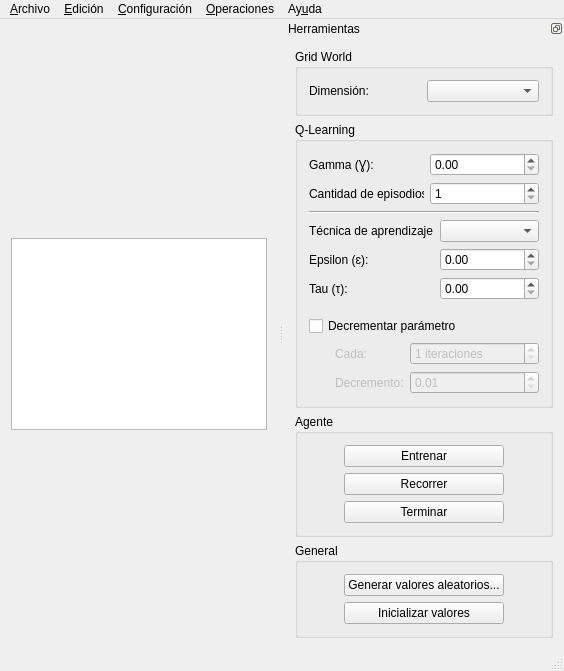
ssebastianj/ia2013-tpi-rl, file gui/qt/IA2013TPIRLGUI/mainwindow.ui: the form before one commit.
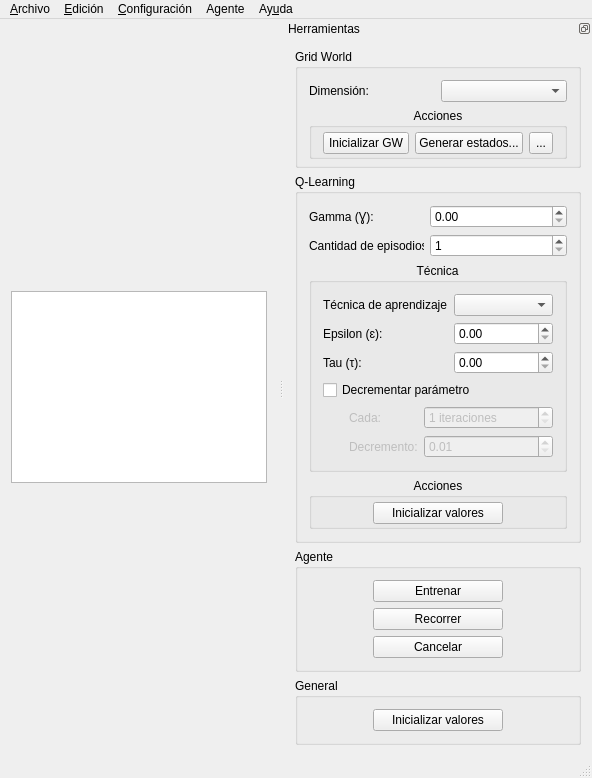
The form after the commit.

Diff of the .ui file:
```diff
--- a/gui/qt/IA2013TPIRLGUI/mainwindow.ui
+++ b/gui/qt/IA2013TPIRLGUI/mainwindow.ui
@@ -7,8 +7,8 @@
    <rect>
     <x>0</x>
     <y>0</y>
-    <width>531</width>
-    <height>624</height>
+    <width>559</width>
+    <height>700</height>
    </rect>
   </property>
   <property name="windowTitle">
@@ -86,7 +86,7 @@
     <rect>
      <x>0</x>
      <y>0</y>
-     <width>531</width>
+     <width>559</width>
      <height>21</height>
     </rect>
    </property>
@@ -109,7 +109,7 @@
    </widget>
    <widget class="QMenu" name="menuOperaciones">
     <property name="title">
-     <string>&amp;Operaciones</string>
+     <string>Agente</string>
     </property>
     <addaction name="actionGenValAleatorios"/>
     <addaction name="actionEntrenar"/>
@@ -161,6 +161,73 @@
         <string>Grid World</string>
        </property>
        <layout class="QGridLayout" name="gridLayout">
+        <property name="bottomMargin">
+         <number>6</number>
+        </property>
+        <item row="1" column="0">
+         <widget class="QGroupBox" name="groupBox_5">
+          <property name="title">
+           <string>Acciones</string>
+          </property>
+          <property name="alignment">
+           <set>Qt::AlignHCenter|Qt::AlignTop</set>
+          </property>
+          <property name="flat">
+           <bool>true</bool>
+          </property>
+          <layout class="QGridLayout" name="gridLayout_11">
+           <property name="topMargin">
+            <number>4</number>
+           </property>
+           <property name="bottomMargin">
+            <number>2</number>
+           </property>
+           <item row="0" column="0">
+            <layout class="QGridLayout" name="gridLayout_10">
+             <item row="0" column="0">
+              <widget class="QPushButton" name="btnInicializarGW">
+               <property name="maximumSize">
+                <size>
+                 <width>90</width>
+                 <height>22</height>
+                </size>
+               </property>
+               <property name="text">
+                <string>Inicializar GW</string>
+               </property>
+              </widget>
+             </item>
+             <item row="0" column="1">
+              <widget class="QPushButton" name="btnGWGenerarEstados">
+               <property name="maximumSize">
+                <size>
+                 <width>16777215</width>
+                 <height>22</height>
+                </size>
+               </property>
+               <property name="text">
+                <string>Generar estados...</string>
+               </property>
+              </widget>
+             </item>
+             <item row="0" column="2">
+              <widget class="QToolButton" name="btnGWOpciones">
+               <property name="maximumSize">
+                <size>
+                 <width>16777215</width>
+                 <height>22</height>
+                </size>
+               </property>
+               <property name="text">
+                <string>...</string>
+               </property>
+              </widget>
+             </item>
+            </layout>
+           </item>
+          </layout>
+         </widget>
+        </item>
         <item row="0" column="0">
          <layout class="QHBoxLayout" name="horizontalLayout">
           <item>
@@ -187,135 +254,6 @@
         <string>Q-Learning</string>
        </property>
        <layout class="QGridLayout" name="gridLayout_8">
-        <item row="4" column="0">
-         <layout class="QGridLayout" name="gridLayout_2">
-          <item row="1" column="1">
-           <widget class="QLabel" name="label_3">
-            <property name="enabled">
-             <bool>false</bool>
-            </property>
-            <property name="text">
-             <string>Cada:</string>
-            </property>
-            <property name="buddy">
-             <cstring>sbCantIteracionesDec</cstring>
-            </property>
-           </widget>
-          </item>
-          <item row="1" column="0">
-           <spacer name="horizontalSpacer">
-            <property name="orientation">
-             <enum>Qt::Horizontal</enum>
-            </property>
-            <property name="sizeType">
-             <enum>QSizePolicy::Fixed</enum>
-            </property>
-            <property name="sizeHint" stdset="0">
-             <size>
-              <width>20</width>
-              <height>20</height>
-             </size>
-            </property>
-           </spacer>
-          </item>
-          <item row="1" column="2">
-           <widget class="QSpinBox" name="sbCantIteracionesDec">
-            <property name="enabled">
-             <bool>false</bool>
-            </property>
-            <property name="toolTip">
-             <string>&lt;html&gt;&lt;head/&gt;&lt;body&gt;&lt;p&gt;Intervalo de iteraciones entre las cuales el parámetro será decrementado.&lt;/p&gt;&lt;/body&gt;&lt;/html&gt;</string>
-            </property>
-            <property name="suffix">
-             <string> iteraciones</string>
-            </property>
-            <property name="minimum">
-             <number>1</number>
-            </property>
-            <property name="maximum">
-             <number>1000000000</number>
-            </property>
-           </widget>
-          </item>
-          <item row="2" column="1">
-           <widget class="QLabel" name="label_5">
-            <property name="enabled">
-             <bool>false</bool>
-            </property>
-            <property name="text">
-             <string>Decremento:</string>
-            </property>
-            <property name="buddy">
-             <cstring>sbDecrementoVal</cstring>
-            </property>
-           </widget>
-          </item>
-          <item row="2" column="2">
-           <layout class="QHBoxLayout" name="horizontalLayout_3">
-            <item>
-             <widget class="QDoubleSpinBox" name="sbDecrementoVal">
-              <property name="enabled">
-               <bool>false</bool>
-              </property>
-              <property name="minimumSize">
-               <size>
-                <width>50</width>
-                <height>0</height>
-               </size>
-              </property>
-              <property name="toolTip">
-               <string>&lt;html&gt;&lt;head/&gt;&lt;body&gt;&lt;p&gt;&lt;span style=&quot; font-style:italic;&quot;&gt;Paso&lt;/span&gt; o valor de decremento. En cada intervalo el parámetro será decrementado en un &lt;span style=&quot; font-style:italic;&quot;&gt;paso.&lt;/span&gt;&lt;/p&gt;&lt;/body&gt;&lt;/html&gt;</string>
-              </property>
-              <property name="minimum">
-               <double>0.010000000000000</double>
-              </property>
-              <property name="maximum">
-               <double>0.990000000000000</double>
-              </property>
-              <property name="singleStep">
-               <double>0.010000000000000</double>
-              </property>
-              <property name="value">
-               <double>0.010000000000000</double>
-              </property>
-             </widget>
-            </item>
-           </layout>
-          </item>
-          <item row="0" column="0" colspan="3">
-           <widget class="QCheckBox" name="chkDecrementarParam">
-            <property name="sizePolicy">
-             <sizepolicy hsizetype="Minimum" vsizetype="Fixed">
-              <horstretch>0</horstretch>
-              <verstretch>0</verstretch>
-             </sizepolicy>
-            </property>
-            <property name="toolTip">
-             <string>&lt;html&gt;&lt;head/&gt;&lt;body&gt;&lt;p&gt;Decrementar el parámetro que se esté utilizando.&lt;/p&gt;&lt;/body&gt;&lt;/html&gt;</string>
-            </property>
-            <property name="text">
-             <string>Decrementar parámetro</string>
-            </property>
-           </widget>
-          </item>
-          <item row="2" column="0">
-           <spacer name="horizontalSpacer_6">
-            <property name="orientation">
-             <enum>Qt::Horizontal</enum>
-            </property>
-            <property name="sizeType">
-             <enum>QSizePolicy::Fixed</enum>
-            </property>
-            <property name="sizeHint" stdset="0">
-             <size>
-              <width>20</width>
-              <height>20</height>
-             </size>
-            </property>
-           </spacer>
-          </item>
-         </layout>
-        </item>
         <item row="0" column="0">
          <layout class="QGridLayout" name="gridLayout_7">
           <item row="0" column="0">
@@ -375,7 +313,19 @@
           </item>
          </layout>
         </item>
-        <item row="2" column="0">
+        <item row="1" column="0">
+         <widget class="QGroupBox" name="groupBox_6">
+          <property name="title">
+           <string>Técnica</string>
+          </property>
+          <property name="alignment">
+           <set>Qt::AlignHCenter|Qt::AlignTop</set>
+          </property>
+          <property name="flat">
+           <bool>true</bool>
+          </property>
+          <layout class="QGridLayout" name="gridLayout_12">
+           <item row="0" column="0">
          <layout class="QGridLayout" name="gridLayout_4">
           <item row="2" column="0" colspan="2">
            <widget class="QLabel" name="lblTau">
@@ -475,27 +425,170 @@
          </layout>
         </item>
         <item row="1" column="0">
-         <widget class="Line" name="line_2">
+            <layout class="QGridLayout" name="gridLayout_2">
+             <item row="1" column="1">
+              <widget class="QLabel" name="label_3">
+               <property name="enabled">
+                <bool>false</bool>
+               </property>
+               <property name="text">
+                <string>Cada:</string>
+               </property>
+               <property name="buddy">
+                <cstring>sbCantIteracionesDec</cstring>
+               </property>
+              </widget>
+             </item>
+             <item row="1" column="0">
+              <spacer name="horizontalSpacer">
           <property name="orientation">
            <enum>Qt::Horizontal</enum>
           </property>
-         </widget>
-        </item>
-        <item row="3" column="0">
-         <spacer name="verticalSpacer_2">
+               <property name="sizeType">
+                <enum>QSizePolicy::Fixed</enum>
+               </property>
+               <property name="sizeHint" stdset="0">
+                <size>
+                 <width>20</width>
+                 <height>20</height>
+                </size>
+               </property>
+              </spacer>
+             </item>
+             <item row="1" column="2">
+              <widget class="QSpinBox" name="sbCantIteracionesDec">
+               <property name="enabled">
+                <bool>false</bool>
+               </property>
+               <property name="toolTip">
+                <string>&lt;html&gt;&lt;head/&gt;&lt;body&gt;&lt;p&gt;Intervalo de iteraciones entre las cuales el parámetro será decrementado.&lt;/p&gt;&lt;/body&gt;&lt;/html&gt;</string>
+               </property>
+               <property name="suffix">
+                <string> iteraciones</string>
+               </property>
+               <property name="minimum">
+                <number>1</number>
+               </property>
+               <property name="maximum">
+                <number>1000000000</number>
+               </property>
+              </widget>
+             </item>
+             <item row="2" column="1">
+              <widget class="QLabel" name="label_5">
+               <property name="enabled">
+                <bool>false</bool>
+               </property>
+               <property name="text">
+                <string>Decremento:</string>
+               </property>
+               <property name="buddy">
+                <cstring>sbDecrementoVal</cstring>
+               </property>
+              </widget>
+             </item>
+             <item row="2" column="2">
+              <layout class="QHBoxLayout" name="horizontalLayout_3">
+               <item>
+                <widget class="QDoubleSpinBox" name="sbDecrementoVal">
+                 <property name="enabled">
+                  <bool>false</bool>
+                 </property>
+                 <property name="minimumSize">
+                  <size>
+                   <width>50</width>
+                   <height>0</height>
+                  </size>
+                 </property>
+                 <property name="toolTip">
+                  <string>&lt;html&gt;&lt;head/&gt;&lt;body&gt;&lt;p&gt;&lt;span style=&quot; font-style:italic;&quot;&gt;Paso&lt;/span&gt; o valor de decremento. En cada intervalo el parámetro será decrementado en un &lt;span style=&quot; font-style:italic;&quot;&gt;paso.&lt;/span&gt;&lt;/p&gt;&lt;/body&gt;&lt;/html&gt;</string>
+                 </property>
+                 <property name="minimum">
+                  <double>0.010000000000000</double>
+                 </property>
+                 <property name="maximum">
+                  <double>0.990000000000000</double>
+                 </property>
+                 <property name="singleStep">
+                  <double>0.010000000000000</double>
+                 </property>
+                 <property name="value">
+                  <double>0.010000000000000</double>
+                 </property>
+                </widget>
+               </item>
+              </layout>
+             </item>
+             <item row="0" column="0" colspan="3">
+              <widget class="QCheckBox" name="chkDecrementarParam">
+               <property name="sizePolicy">
+                <sizepolicy hsizetype="Minimum" vsizetype="Fixed">
+                 <horstretch>0</horstretch>
+                 <verstretch>0</verstretch>
+                </sizepolicy>
+               </property>
+               <property name="toolTip">
+                <string>&lt;html&gt;&lt;head/&gt;&lt;body&gt;&lt;p&gt;Decrementar el parámetro que se esté utilizando.&lt;/p&gt;&lt;/body&gt;&lt;/html&gt;</string>
+               </property>
+               <property name="text">
+                <string>Decrementar parámetro</string>
+               </property>
+              </widget>
+             </item>
+             <item row="2" column="0">
+              <spacer name="horizontalSpacer_6">
           <property name="orientation">
-           <enum>Qt::Vertical</enum>
+                <enum>Qt::Horizontal</enum>
           </property>
           <property name="sizeType">
            <enum>QSizePolicy::Fixed</enum>
           </property>
           <property name="sizeHint" stdset="0">
            <size>
-            <width>5</width>
-            <height>10</height>
+                 <width>20</width>
+                 <height>20</height>
            </size>
           </property>
          </spacer>
+             </item>
+            </layout>
+           </item>
+          </layout>
+         </widget>
+        </item>
+        <item row="2" column="0">
+         <widget class="QGroupBox" name="groupBox_7">
+          <property name="title">
+           <string>Acciones</string>
+          </property>
+          <property name="alignment">
+           <set>Qt::AlignHCenter|Qt::AlignTop</set>
+          </property>
+          <property name="flat">
+           <bool>true</bool>
+          </property>
+          <layout class="QGridLayout" name="gridLayout_13">
+           <property name="topMargin">
+            <number>4</number>
+           </property>
+           <property name="bottomMargin">
+            <number>2</number>
+           </property>
+           <item row="0" column="0">
+            <widget class="QPushButton" name="btnInicializarValoresQL">
+             <property name="maximumSize">
+              <size>
+               <width>130</width>
+               <height>22</height>
+              </size>
+             </property>
+             <property name="text">
+              <string>Inicializar valores</string>
+             </property>
+            </widget>
+           </item>
+          </layout>
+         </widget>
         </item>
        </layout>
       </widget>
@@ -520,45 +613,18 @@
        </property>
        <layout class="QGridLayout" name="gridLayout_9">
         <item row="0" column="0">
-         <spacer name="horizontalSpacer_7">
-          <property name="orientation">
-           <enum>Qt::Horizontal</enum>
-          </property>
-          <property name="sizeHint" stdset="0">
+         <widget class="QPushButton" name="btnInicializarTodo">
+          <property name="maximumSize">
            <size>
-            <width>40</width>
-            <height>20</height>
+            <width>130</width>
+            <height>16777215</height>
            </size>
           </property>
-         </spacer>
-        </item>
-        <item row="1" column="1">
-         <widget class="QPushButton" name="btnInicializar">
           <property name="text">
            <string>Inicializar valores</string>
           </property>
          </widget>
         </item>
-        <item row="0" column="1">
-         <widget class="QPushButton" name="btnGenValAleatorios">
-          <property name="text">
-           <string>Generar valores aleatorios...</string>
-          </property>
-         </widget>
-        </item>
-        <item row="0" column="2">
-         <spacer name="horizontalSpacer_8">
-          <property name="orientation">
-           <enum>Qt::Horizontal</enum>
-          </property>
-          <property name="sizeHint" stdset="0">
-           <size>
-            <width>40</width>
-            <height>20</height>
-           </size>
-          </property>
-         </spacer>
-        </item>
        </layout>
       </widget>
      </item>
@@ -570,6 +636,12 @@
        <layout class="QGridLayout" name="gridLayout_3">
         <item row="2" column="1">
          <widget class="QPushButton" name="btnEntrenar">
+          <property name="maximumSize">
+           <size>
+            <width>130</width>
+            <height>16777215</height>
+           </size>
+          </property>
           <property name="text">
            <string>Entrenar</string>
           </property>
@@ -577,6 +649,12 @@
         </item>
         <item row="3" column="1">
          <widget class="QPushButton" name="btnRecorrer">
+          <property name="maximumSize">
+           <size>
+            <width>130</width>
+            <height>16777215</height>
+           </size>
+          </property>
           <property name="text">
            <string>Recorrer</string>
           </property>
@@ -584,8 +662,14 @@
         </item>
         <item row="4" column="1">
          <widget class="QPushButton" name="btnTerminarProceso">
+          <property name="maximumSize">
+           <size>
+            <width>130</width>
+            <height>16777215</height>
+           </size>
+          </property>
           <property name="text">
-           <string>Terminar</string>
+           <string>Cancelar</string>
           </property>
          </widget>
         </item>
```
Left out of the diff: 69 changed lines with no effect on the pictures. Lines whose indentation alone changed are shown as unchanged.
